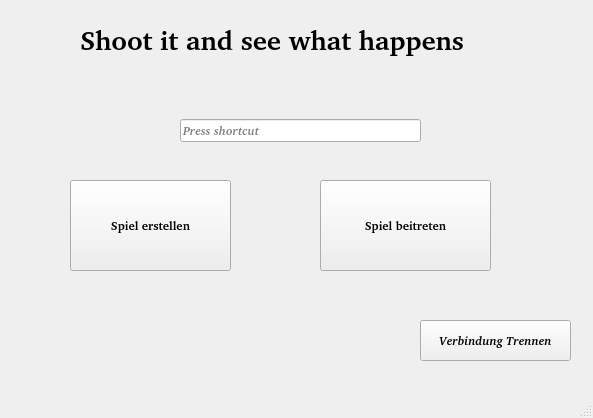
This is Client/Startbildschirm.ui in JenLorenz/Schiffeversenken as Qt 5 draws it before an edit. The edited form follows.
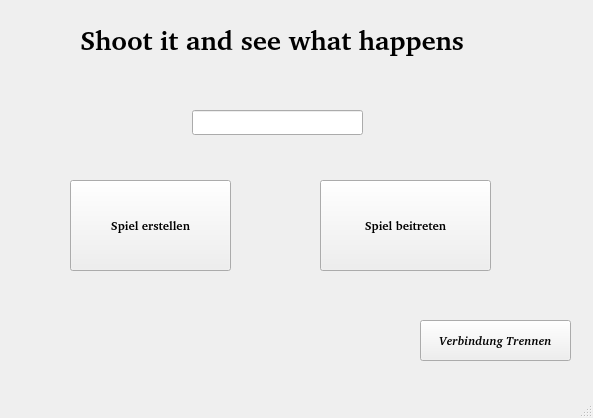
This is the edited form.

Patch:
```diff
--- a/Client/Startbildschirm.ui
+++ b/Client/Startbildschirm.ui
@@ -72,23 +72,6 @@
      <string>Spiel beitreten</string>
     </property>
    </widget>
-   <widget class="QKeySequenceEdit" name="NamenEingabe">
-    <property name="geometry">
-     <rect>
-      <x>180</x>
-      <y>100</y>
-      <width>241</width>
-      <height>61</height>
-     </rect>
-    </property>
-    <property name="font">
-     <font>
-      <family>URW Bookman [urw]</family>
-      <italic>true</italic>
-      <bold>true</bold>
-     </font>
-    </property>
-   </widget>
    <widget class="QLabel" name="label">
     <property name="geometry">
      <rect>
@@ -119,6 +102,16 @@
      <set>Qt::TextInteractionFlag::LinksAccessibleByMouse</set>
     </property>
    </widget>
+   <widget class="QLineEdit" name="lineEdit">
+    <property name="geometry">
+     <rect>
+      <x>192</x>
+      <y>110</y>
+      <width>171</width>
+      <height>25</height>
+     </rect>
+    </property>
+   </widget>
   </widget>
   <widget class="QMenuBar" name="menubar">
    <property name="geometry">
```
